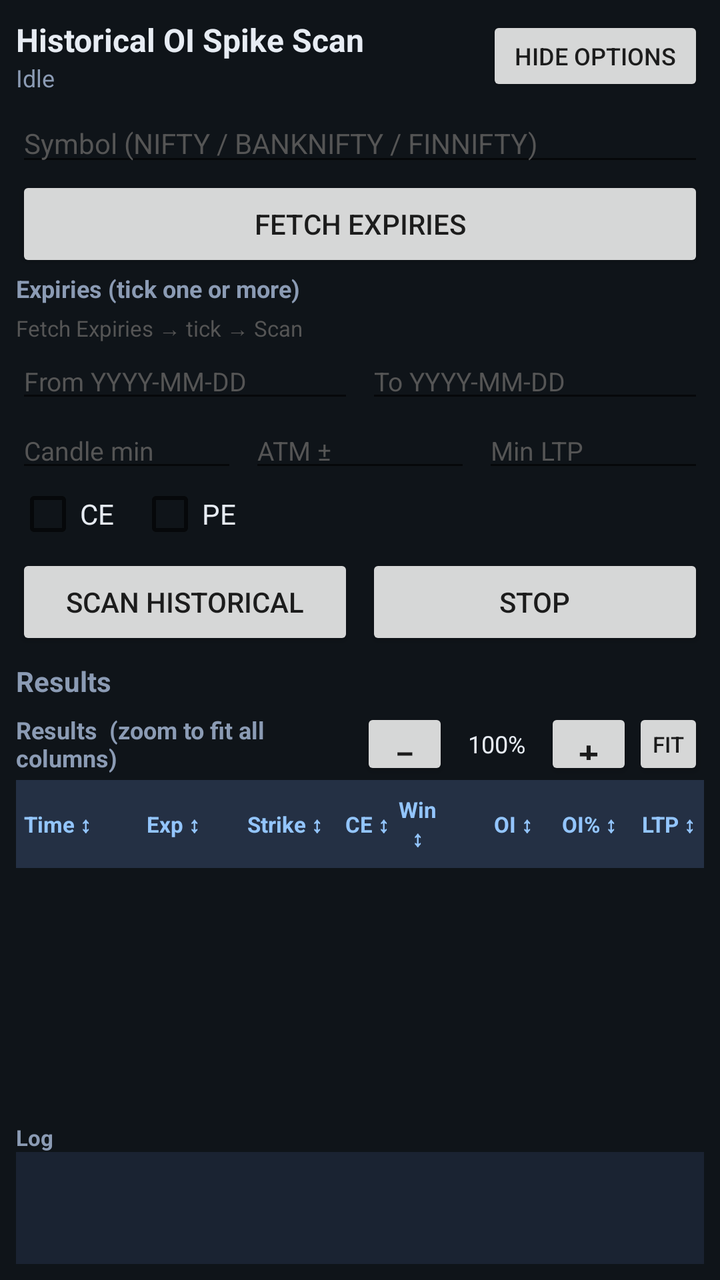
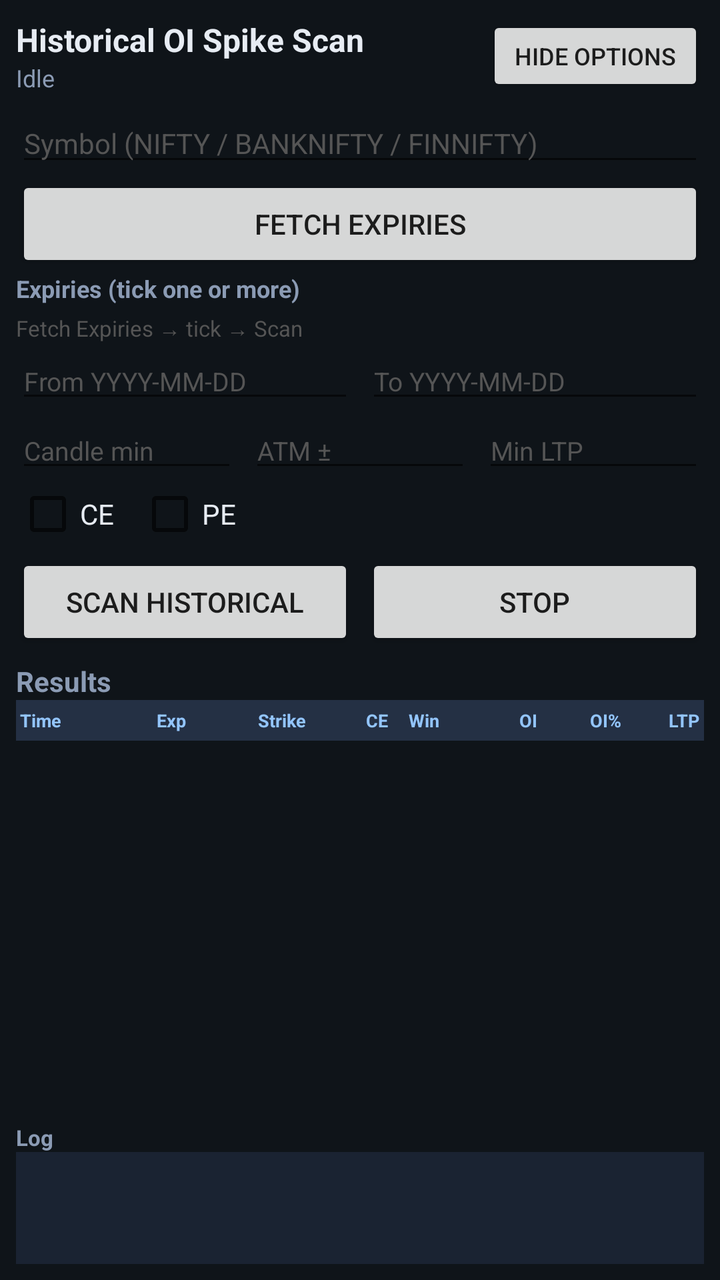

Two renders of the same Android screen: before a commit and after it. Below are the layout's source before the change and the commit's diff.
<!-- AndroidManifest.xml: application theme Theme.OISpikeDetector -->
<!-- res/layout/activity_historical.xml -->
<?xml version="1.0" encoding="utf-8"?>
<LinearLayout xmlns:android="http://schemas.android.com/apk/res/android"
    android:layout_width="match_parent"
    android:layout_height="match_parent"
    android:orientation="vertical"
    android:padding="8dp"
    android:background="#0F1419">

    
    <LinearLayout
        android:layout_width="match_parent"
        android:layout_height="wrap_content"
        android:orientation="horizontal"
        android:gravity="center_vertical">
        <LinearLayout
            android:layout_width="0dp"
            android:layout_height="wrap_content"
            android:layout_weight="1"
            android:orientation="vertical">
            <TextView
                android:layout_width="match_parent"
                android:layout_height="wrap_content"
                android:text="Historical OI Spike Scan"
                android:textColor="#E7ECF3"
                android:textSize="16sp"
                android:textStyle="bold" />
            <TextView
                android:id="@+id/histStatus"
                android:layout_width="match_parent"
                android:layout_height="wrap_content"
                android:text="Idle"
                android:textColor="#8B9BB4"
                android:textSize="12sp" />
        </LinearLayout>
        <Button
            android:id="@+id/btnToggleFilters"
            android:layout_width="wrap_content"
            android:layout_height="40dp"
            android:minWidth="0dp"
            android:paddingLeft="14dp"
            android:paddingRight="14dp"
            android:text="Hide options"
            android:textSize="12sp" />
    </LinearLayout>

    
    <ScrollView
        android:id="@+id/histFiltersPanel"
        android:layout_width="match_parent"
        android:layout_height="wrap_content"
        android:layout_marginTop="4dp"
        android:maxHeight="280dp">
        <LinearLayout
            android:layout_width="match_parent"
            android:layout_height="wrap_content"
            android:orientation="vertical">

            <EditText
                android:id="@+id/histSymbol"
                android:layout_width="match_parent"
                android:layout_height="wrap_content"
                android:hint="Symbol (NIFTY / BANKNIFTY / FINNIFTY)"
                android:textColor="#E7ECF3"
                android:textColorHint="#555"
                android:inputType="textCapCharacters"
                android:textSize="14sp" />

            <Button
                android:id="@+id/btnFetchExpiries"
                android:layout_width="match_parent"
                android:layout_height="wrap_content"
                android:text="Fetch Expiries" />

            <TextView
                android:layout_width="match_parent"
                android:layout_height="wrap_content"
                android:text="Expiries (tick one or more)"
                android:textColor="#8B9BB4"
                android:textStyle="bold"
                android:textSize="12sp" />

            <HorizontalScrollView
                android:layout_width="match_parent"
                android:layout_height="wrap_content">
                <LinearLayout
                    android:id="@+id/histExpiryBox"
                    android:layout_width="wrap_content"
                    android:layout_height="wrap_content"
                    android:orientation="horizontal"
                    android:padding="2dp" />
            </HorizontalScrollView>

            <TextView
                android:id="@+id/histExpiryHint"
                android:layout_width="match_parent"
                android:layout_height="wrap_content"
                android:text="Fetch Expiries → tick → Scan"
                android:textColor="#555"
                android:textSize="11sp" />

            <LinearLayout
                android:layout_width="match_parent"
                android:layout_height="wrap_content"
                android:orientation="horizontal">
                <EditText
                    android:id="@+id/histFrom"
                    android:layout_width="0dp"
                    android:layout_height="wrap_content"
                    android:layout_weight="1"
                    android:hint="From YYYY-MM-DD"
                    android:textColor="#E7ECF3"
                    android:textColorHint="#555"
                    android:textSize="13sp" />
                <EditText
                    android:id="@+id/histTo"
                    android:layout_width="0dp"
                    android:layout_height="wrap_content"
                    android:layout_weight="1"
                    android:layout_marginStart="6dp"
                    android:hint="To YYYY-MM-DD"
                    android:textColor="#E7ECF3"
                    android:textColorHint="#555"
                    android:textSize="13sp" />
            </LinearLayout>

            <LinearLayout
                android:layout_width="match_parent"
                android:layout_height="wrap_content"
                android:orientation="horizontal">
                <EditText
                    android:id="@+id/histInterval"
                    android:layout_width="0dp"
                    android:layout_height="wrap_content"
                    android:layout_weight="1"
                    android:hint="Candle min"
                    android:inputType="number"
                    android:textColor="#E7ECF3"
                    android:textColorHint="#555"
                    android:textSize="13sp" />
                <EditText
                    android:id="@+id/histAtm"
                    android:layout_width="0dp"
                    android:layout_height="wrap_content"
                    android:layout_weight="1"
                    android:layout_marginStart="6dp"
                    android:hint="ATM ±"
                    android:inputType="number"
                    android:textColor="#E7ECF3"
                    android:textColorHint="#555"
                    android:textSize="13sp" />
                <EditText
                    android:id="@+id/histMinLtp"
                    android:layout_width="0dp"
                    android:layout_height="wrap_content"
                    android:layout_weight="1"
                    android:layout_marginStart="6dp"
                    android:hint="Min LTP"
                    android:inputType="numberDecimal"
                    android:textColor="#E7ECF3"
                    android:textColorHint="#555"
                    android:textSize="13sp" />
            </LinearLayout>

            <LinearLayout
                android:layout_width="match_parent"
                android:layout_height="wrap_content"
                android:orientation="horizontal"
                android:gravity="center_vertical">
                <CheckBox
                    android:id="@+id/histCe"
                    android:layout_width="wrap_content"
                    android:layout_height="wrap_content"
                    android:text="CE"
                    android:textColor="#E7ECF3" />
                <CheckBox
                    android:id="@+id/histPe"
                    android:layout_width="wrap_content"
                    android:layout_height="wrap_content"
                    android:layout_marginStart="12dp"
                    android:text="PE"
                    android:textColor="#E7ECF3" />
            </LinearLayout>
        </LinearLayout>
    </ScrollView>

    <LinearLayout
        android:layout_width="match_parent"
        android:layout_height="wrap_content"
        android:orientation="horizontal"
        android:layout_marginTop="4dp">
        <Button
            android:id="@+id/btnHistScan"
            android:layout_width="0dp"
            android:layout_height="wrap_content"
            android:layout_weight="1"
            android:text="Scan Historical" />
        <Button
            android:id="@+id/btnHistStop"
            android:layout_width="0dp"
            android:layout_height="wrap_content"
            android:layout_marginStart="6dp"
            android:layout_weight="1"
            android:text="Stop" />
    </LinearLayout>

    <TextView
        android:layout_width="match_parent"
        android:layout_height="wrap_content"
        android:layout_marginTop="6dp"
        android:text="Results"
        android:textColor="#8B9BB4"
        android:textStyle="bold" />

    
    <LinearLayout
        android:layout_width="match_parent"
        android:layout_height="wrap_content"
        android:orientation="horizontal"
        android:gravity="center_vertical"
        android:layout_marginTop="4dp">
        <TextView
            android:layout_width="0dp"
            android:layout_height="wrap_content"
            android:layout_weight="1"
            android:text="Results  (zoom to fit all columns)"
            android:textColor="#8B9BB4"
            android:textStyle="bold"
            android:textSize="12sp" />
        <Button
            android:id="@+id/btnZoomOut"
            android:layout_width="44dp"
            android:layout_height="36dp"
            android:text="−"
            android:textSize="18sp"
            android:minWidth="0dp" />
        <TextView
            android:id="@+id/zoomLabel"
            android:layout_width="48dp"
            android:layout_height="wrap_content"
            android:gravity="center"
            android:text="100%"
            android:textColor="#E7ECF3"
            android:textSize="12sp" />
        <Button
            android:id="@+id/btnZoomIn"
            android:layout_width="44dp"
            android:layout_height="36dp"
            android:text="+"
            android:textSize="18sp"
            android:minWidth="0dp" />
        <Button
            android:id="@+id/btnZoomFit"
            android:layout_width="wrap_content"
            android:layout_height="36dp"
            android:text="Fit"
            android:textSize="11sp"
            android:minWidth="0dp"
            android:paddingLeft="10dp"
            android:paddingRight="10dp" />
    </LinearLayout>

    
    <include
        android:id="@+id/tableHeader"
        layout="@layout/table_header"
        android:layout_width="match_parent"
        android:layout_height="wrap_content" />

    <androidx.recyclerview.widget.RecyclerView
        android:id="@+id/histList"
        android:layout_width="match_parent"
        android:layout_height="0dp"
        android:layout_weight="1"
        android:layout_marginTop="2dp"
        android:clipToPadding="false" />

    <TextView
        android:id="@+id/histLogLabel"
        android:layout_width="match_parent"
        android:layout_height="wrap_content"
        android:text="Log"
        android:textColor="#8B9BB4"
        android:textStyle="bold"
        android:textSize="11sp" />

    <ScrollView
        android:id="@+id/histLogScroll"
        android:layout_width="match_parent"
        android:layout_height="56dp"
        android:background="#1A2332">
        <TextView
            android:id="@+id/histLog"
            android:layout_width="match_parent"
            android:layout_height="wrap_content"
            android:fontFamily="monospace"
            android:padding="4dp"
            android:textColor="#8B9BB4"
            android:textSize="10sp" />
    </ScrollView>
</LinearLayout>
<!-- res/layout/table_header.xml (included above) -->
<?xml version="1.0" encoding="utf-8"?>
<LinearLayout xmlns:android="http://schemas.android.com/apk/res/android"
    android:layout_width="match_parent"
    android:layout_height="wrap_content"
    android:orientation="horizontal"
    android:paddingTop="4dp"
    android:paddingBottom="4dp"
    android:paddingLeft="4dp"
    android:paddingRight="4dp"
    android:background="#243044"
    android:gravity="center_vertical">

    <TextView android:id="@+id/hdrTime" android:layout_width="0dp" android:layout_height="36dp"
        android:layout_weight="1.1" android:text="Time ↕" android:textColor="#93C5FD" android:textSize="11sp"
        android:textStyle="bold" android:gravity="center_vertical"
        android:background="?android:attr/selectableItemBackground" />
    <TextView android:id="@+id/hdrExpiry" android:layout_width="0dp" android:layout_height="36dp"
        android:layout_weight="0.9" android:text="Exp ↕" android:textColor="#93C5FD" android:textSize="11sp"
        android:textStyle="bold" android:gravity="center_vertical"
        android:background="?android:attr/selectableItemBackground" />
    <TextView android:id="@+id/hdrStrike" android:layout_width="0dp" android:layout_height="36dp"
        android:layout_weight="0.85" android:text="Strike ↕" android:textColor="#93C5FD" android:textSize="11sp"
        android:textStyle="bold" android:gravity="center_vertical"
        android:background="?android:attr/selectableItemBackground" />
    <TextView android:id="@+id/hdrType" android:layout_width="0dp" android:layout_height="36dp"
        android:layout_weight="0.45" android:text="CE ↕" android:textColor="#93C5FD" android:textSize="11sp"
        android:textStyle="bold" android:gravity="center"
        android:background="?android:attr/selectableItemBackground" />
    <TextView android:id="@+id/hdrWin" android:layout_width="0dp" android:layout_height="36dp"
        android:layout_weight="0.45" android:text="Win ↕" android:textColor="#93C5FD" android:textSize="11sp"
        android:textStyle="bold" android:gravity="center"
        android:background="?android:attr/selectableItemBackground" />
    <TextView android:id="@+id/hdrOi" android:layout_width="0dp" android:layout_height="36dp"
        android:layout_weight="0.8" android:text="OI ↕" android:textColor="#93C5FD" android:textSize="11sp"
        android:textStyle="bold" android:gravity="center_vertical|end"
        android:background="?android:attr/selectableItemBackground" />
    <TextView android:id="@+id/hdrOiPct" android:layout_width="0dp" android:layout_height="36dp"
        android:layout_weight="0.75" android:text="OI% ↕" android:textColor="#93C5FD" android:textSize="11sp"
        android:textStyle="bold" android:gravity="center_vertical|end"
        android:background="?android:attr/selectableItemBackground" />
    <TextView android:id="@+id/hdrLtp" android:layout_width="0dp" android:layout_height="36dp"
        android:layout_weight="0.7" android:text="LTP ↕" android:textColor="#93C5FD" android:textSize="11sp"
        android:textStyle="bold" android:gravity="center_vertical|end"
        android:background="?android:attr/selectableItemBackground" />
</LinearLayout>
<!-- resources referenced by this layout -->
<resources>
  <style name="Theme.OISpikeDetector" parent="Theme.AppCompat.DayNight.DarkActionBar">
          <item name="colorPrimary">#3B82F6</item>
          <item name="colorPrimaryDark">#1D4ED8</item>
          <item name="colorAccent">#3B82F6</item>
          <item name="android:statusBarColor">#0F1419</item>
          <item name="android:windowBackground">#0F1419</item>
      </style>
</resources>

<!-- the commit's change to res/layout/activity_historical.xml (unified diff, before → after) -->
@@ -211,55 +211,6 @@
         android:textColor="#8B9BB4"
         android:textStyle="bold" />
 
-    
-    <LinearLayout
-        android:layout_width="match_parent"
-        android:layout_height="wrap_content"
-        android:orientation="horizontal"
-        android:gravity="center_vertical"
-        android:layout_marginTop="4dp">
-        <TextView
-            android:layout_width="0dp"
-            android:layout_height="wrap_content"
-            android:layout_weight="1"
-            android:text="Results  (zoom to fit all columns)"
-            android:textColor="#8B9BB4"
-            android:textStyle="bold"
-            android:textSize="12sp" />
-        <Button
-            android:id="@+id/btnZoomOut"
-            android:layout_width="44dp"
-            android:layout_height="36dp"
-            android:text="−"
-            android:textSize="18sp"
-            android:minWidth="0dp" />
-        <TextView
-            android:id="@+id/zoomLabel"
-            android:layout_width="48dp"
-            android:layout_height="wrap_content"
-            android:gravity="center"
-            android:text="100%"
-            android:textColor="#E7ECF3"
-            android:textSize="12sp" />
-        <Button
-            android:id="@+id/btnZoomIn"
-            android:layout_width="44dp"
-            android:layout_height="36dp"
-            android:text="+"
-            android:textSize="18sp"
-            android:minWidth="0dp" />
-        <Button
-            android:id="@+id/btnZoomFit"
-            android:layout_width="wrap_content"
-            android:layout_height="36dp"
-            android:text="Fit"
-            android:textSize="11sp"
-            android:minWidth="0dp"
-            android:paddingLeft="10dp"
-            android:paddingRight="10dp" />
-    </LinearLayout>
-
-    
     <include
         android:id="@+id/tableHeader"
         layout="@layout/table_header"
@@ -306,41 +257,24 @@
     android:orientation="horizontal"
     android:paddingTop="4dp"
     android:paddingBottom="4dp"
-    android:paddingLeft="4dp"
-    android:paddingRight="4dp"
-    android:background="#243044"
-    android:gravity="center_vertical">
-
-    <TextView android:id="@+id/hdrTime" android:layout_width="0dp" android:layout_height="36dp"
-        android:layout_weight="1.1" android:text="Time ↕" android:textColor="#93C5FD" android:textSize="11sp"
-        android:textStyle="bold" android:gravity="center_vertical"
-        android:background="?android:attr/selectableItemBackground" />
-    <TextView android:id="@+id/hdrExpiry" android:layout_width="0dp" android:layout_height="36dp"
-        android:layout_weight="0.9" android:text="Exp ↕" android:textColor="#93C5FD" android:textSize="11sp"
-        android:textStyle="bold" android:gravity="center_vertical"
-        android:background="?android:attr/selectableItemBackground" />
-    <TextView android:id="@+id/hdrStrike" android:layout_width="0dp" android:layout_height="36dp"
-        android:layout_weight="0.85" android:text="Strike ↕" android:textColor="#93C5FD" android:textSize="11sp"
-        android:textStyle="bold" android:gravity="center_vertical"
-        android:background="?android:attr/selectableItemBackground" />
-    <TextView android:id="@+id/hdrType" android:layout_width="0dp" android:layout_height="36dp"
-        android:layout_weight="0.45" android:text="CE ↕" android:textColor="#93C5FD" android:textSize="11sp"
-        android:textStyle="bold" android:gravity="center"
-        android:background="?android:attr/selectableItemBackground" />
-    <TextView android:id="@+id/hdrWin" android:layout_width="0dp" android:layout_height="36dp"
-        android:layout_weight="0.45" android:text="Win ↕" android:textColor="#93C5FD" android:textSize="11sp"
-        android:textStyle="bold" android:gravity="center"
-        android:background="?android:attr/selectableItemBackground" />
-    <TextView android:id="@+id/hdrOi" android:layout_width="0dp" android:layout_height="36dp"
-        android:layout_weight="0.8" android:text="OI ↕" android:textColor="#93C5FD" android:textSize="11sp"
-        android:textStyle="bold" android:gravity="center_vertical|end"
-        android:background="?android:attr/selectableItemBackground" />
-    <TextView android:id="@+id/hdrOiPct" android:layout_width="0dp" android:layout_height="36dp"
-        android:layout_weight="0.75" android:text="OI% ↕" android:textColor="#93C5FD" android:textSize="11sp"
-        android:textStyle="bold" android:gravity="center_vertical|end"
-        android:background="?android:attr/selectableItemBackground" />
-    <TextView android:id="@+id/hdrLtp" android:layout_width="0dp" android:layout_height="36dp"
-        android:layout_weight="0.7" android:text="LTP ↕" android:textColor="#93C5FD" android:textSize="11sp"
-        android:textStyle="bold" android:gravity="center_vertical|end"
-        android:background="?android:attr/selectableItemBackground" />
+    android:paddingLeft="2dp"
+    android:paddingRight="2dp"
+    android:background="#243044">
+
+    <TextView android:id="@+id/hdrTime" android:layout_width="0dp" android:layout_height="wrap_content"
+        android:layout_weight="1.15" android:text="Time" android:textColor="#93C5FD" android:textSize="9sp" android:textStyle="bold" />
+    <TextView android:id="@+id/hdrExpiry" android:layout_width="0dp" android:layout_height="wrap_content"
+        android:layout_weight="0.85" android:text="Exp" android:textColor="#93C5FD" android:textSize="9sp" android:textStyle="bold" />
+    <TextView android:id="@+id/hdrStrike" android:layout_width="0dp" android:layout_height="wrap_content"
+        android:layout_weight="0.8" android:text="Strike" android:textColor="#93C5FD" android:textSize="9sp" android:textStyle="bold" />
+    <TextView android:id="@+id/hdrType" android:layout_width="0dp" android:layout_height="wrap_content"
+        android:layout_weight="0.4" android:text="CE" android:textColor="#93C5FD" android:textSize="9sp" android:textStyle="bold" android:gravity="center" />
+    <TextView android:id="@+id/hdrWin" android:layout_width="0dp" android:layout_height="wrap_content"
+        android:layout_weight="0.4" android:text="Win" android:textColor="#93C5FD" android:textSize="9sp" android:textStyle="bold" android:gravity="center" />
+    <TextView android:id="@+id/hdrOi" android:layout_width="0dp" android:layout_height="wrap_content"
+        android:layout_weight="0.75" android:text="OI" android:textColor="#93C5FD" android:textSize="9sp" android:textStyle="bold" android:gravity="end" />
+    <TextView android:id="@+id/hdrOiPct" android:layout_width="0dp" android:layout_height="wrap_content"
+        android:layout_weight="0.7" android:text="OI%" android:textColor="#93C5FD" android:textSize="9sp" android:textStyle="bold" android:gravity="end" />
+    <TextView android:id="@+id/hdrLtp" android:layout_width="0dp" android:layout_height="wrap_content"
+        android:layout_weight="0.65" android:text="LTP" android:textColor="#93C5FD" android:textSize="9sp" android:textStyle="bold" android:gravity="end" />
 </LinearLayout>
